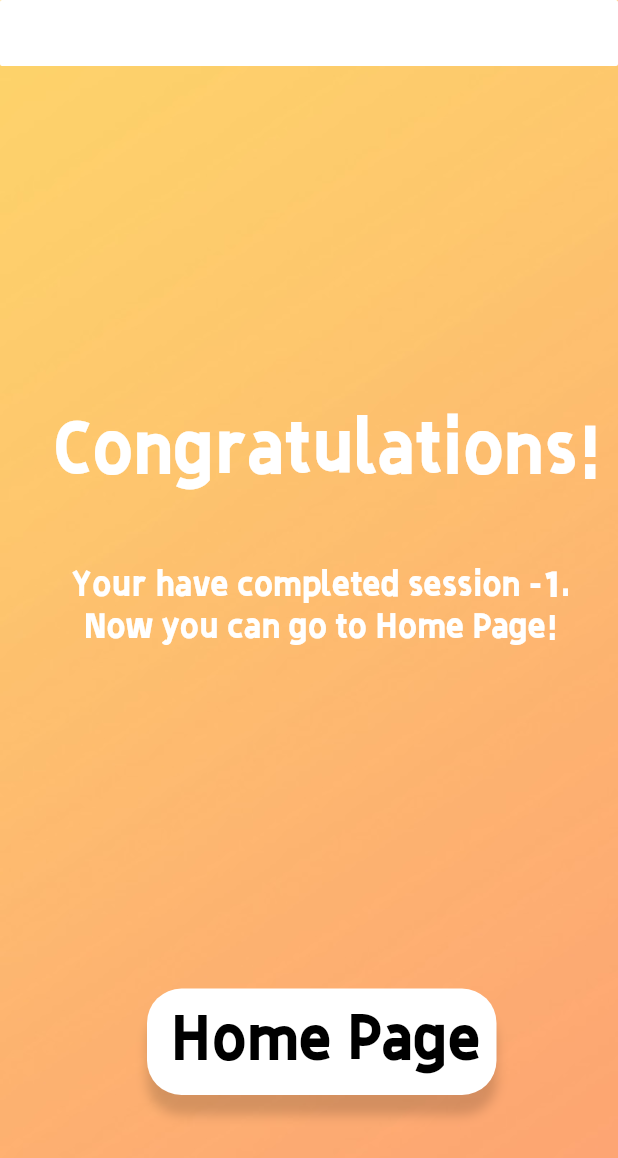
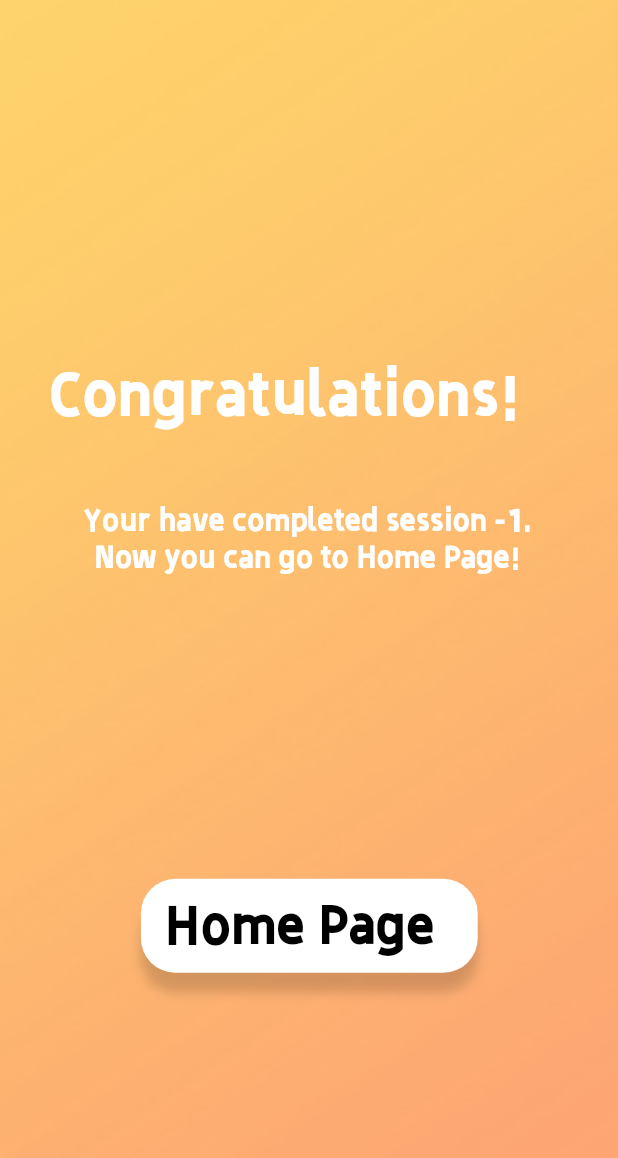
Before and after one commit to 12138mICHAEL1111/AID, a Flutter app: the Sessionfinishedpage screen opened directly with empty values, on a phone screen of 412 x 824 dp. Shown: the top 1158 px of the screen. Run offline on Flutter 3.47's test engine with Material 2 defaults, Android fonts, the phone set to English and light mode, and no system bars; our stand-ins replace date_format, dio, flutter_local_notifications, flutter_svg, fluttertoast, shared_preferences; missing offline and left inert: adobe_xd, flutter_screen_adapter; accounts and stored records are empty; Roboto replaces fonts that are missing (SFProText-Semibold).

Commit message:
Make session finished page adaptive

```diff
--- a/flutter_project/lib/pages/Sessionfinishedpage.dart
+++ b/flutter_project/lib/pages/Sessionfinishedpage.dart
@@ -22,8 +22,8 @@
         children: <Widget>[
           // Adobe XD layer: 'WechatIMG1201' (shape)
           Container(
-            width: 428.0,
-            height: 926.0,
+            width: MediaQuery.of(context).size.width,
+            height: MediaQuery.of(context).size.height,
             decoration: BoxDecoration(
               image: DecorationImage(
                 image: const AssetImage('assets/images/background.jpg'),
@@ -32,26 +32,30 @@
             ),
           ),
           Transform.translate(
-            offset: Offset(36.0, 271.0),
+            // offset: Offset(36.0, 271.0),
+            offset: Offset(MediaQuery.of(context).size.width * 0.08,
+                MediaQuery.of(context).size.height * 0.29),
             child: Text(
               'Congratulations!',
               style: TextStyle(
                 fontFamily: 'ZiZhiQuXiMaiTi',
-                fontSize: 47,
+                fontSize: MediaQuery.of(context).size.height * 0.049,
                 color: const Color(0xffffffff),
               ),
               textAlign: TextAlign.left,
             ),
           ),
           Transform.translate(
-            offset: Offset(31.4, 376.0),
+            // offset: Offset(31.4, 376.0),
+            offset: Offset(MediaQuery.of(context).size.width * 0.073,
+                MediaQuery.of(context).size.height * 0.407),
             child: SizedBox(
-              width: 365.0,
+              width: MediaQuery.of(context).size.width * 0.849,
               child: Text(
                 'Your have completed session ${widget.sessionNumber -1}. \nNow you can go to Home Page!',
                 style: TextStyle(
                   fontFamily: 'ZiZhiQuXiMaiTi',
-                  fontSize: 22,
+                  fontSize: MediaQuery.of(context).size.height * 0.024,
                   color: const Color(0xffffffff),
                 ),
                 textAlign: TextAlign.center,
@@ -59,7 +63,9 @@
             ),
           ),
           Transform.translate(
-            offset: Offset(98.0, 659.0),
+            // offset: Offset(98.0, 659.0),
+            offset: Offset(MediaQuery.of(context).size.width * 0.228,
+                MediaQuery.of(context).size.height * 0.711),
             // child: PageLink(
             //   links: [
             //     PageLinkInfo(
@@ -70,8 +76,10 @@
             //     ),
             //   ],
             child: Container(
-              width: 233.0,
-              height: 71.0,
+              // width: 233.0,
+              // height: 71.0,
+              width: MediaQuery.of(context).size.width * 0.545,
+              height: MediaQuery.of(context).size.height * 0.076,
               decoration: BoxDecoration(
                 borderRadius: BorderRadius.circular(23.0),
                 color: const Color(0xffffffff),
@@ -87,13 +95,15 @@
           ),
 
           Transform.translate(
-            offset: Offset(97.4, 669.0),
+            // offset: Offset(97.4, 669.0),
+            offset: Offset(MediaQuery.of(context).size.width * 0.227,
+                MediaQuery.of(context).size.height * 0.722),
             child: FlatButton(
                 child: Text(
                   'Home Page',
                   style: TextStyle(
                     fontFamily: 'ZiZhiQuXiMaiTi',
-                    fontSize: 40,
+                    fontSize: MediaQuery.of(context).size.height * 0.0423,
                     color: Colors.black,
                   ),
                   textAlign: TextAlign.center,
@@ -110,214 +120,214 @@
           ),
 
           // Adobe XD layer: 'Status Bars - iPhon…' (group)
-          SizedBox(
-            width: 428.0,
-            height: 44.0,
-            child: Stack(
-              children: <Widget>[
-                Pinned.fromSize(
-                  bounds: Rect.fromLTWH(0.0, 0.0, 428.0, 44.0),
-                  size: Size(428.0, 44.0),
-                  pinLeft: true,
-                  pinRight: true,
-                  pinTop: true,
-                  pinBottom: true,
-                  child:
-                      // Adobe XD layer: 'Status Bar' (group)
-                      Stack(
-                    children: <Widget>[
-                      Pinned.fromSize(
-                        bounds: Rect.fromLTWH(0.5, 0.0, 427.5, 44.0),
-                        size: Size(428.0, 44.0),
-                        pinLeft: true,
-                        pinRight: true,
-                        pinTop: true,
-                        pinBottom: true,
-                        child:
-                            // Adobe XD layer: 'BG' (shape)
-                            Container(),
-                      ),
-                      Pinned.fromSize(
-                        bounds: Rect.fromLTWH(0.0, 0.0, 428.0, 44.0),
-                        size: Size(428.0, 44.0),
-                        pinLeft: true,
-                        pinRight: true,
-                        pinTop: true,
-                        pinBottom: true,
-                        child:
-                            // Adobe XD layer: 'Status Bar' (group)
-                            Stack(
-                          children: <Widget>[
-                            Pinned.fromSize(
-                              bounds: Rect.fromLTWH(0.0, 0.0, 428.0, 44.0),
-                              size: Size(428.0, 44.0),
-                              pinLeft: true,
-                              pinRight: true,
-                              pinTop: true,
-                              pinBottom: true,
-                              child:
-                                  // Adobe XD layer: 'Bars/Status Bars/iP…' (shape)
-                                  Container(),
-                            ),
-                            Pinned.fromSize(
-                              bounds: Rect.fromLTWH(388.8, 17.3, 24.3, 11.3),
-                              size: Size(428.0, 44.0),
-                              pinRight: true,
-                              fixedWidth: true,
-                              fixedHeight: true,
-                              child:
-                                  // Adobe XD layer: 'Battery' (group)
-                                  Stack(
-                                children: <Widget>[
-                                  Pinned.fromSize(
-                                    bounds: Rect.fromLTWH(0.0, 0.0, 22.0, 11.3),
-                                    size: Size(24.3, 11.3),
-                                    pinLeft: true,
-                                    pinRight: true,
-                                    pinTop: true,
-                                    pinBottom: true,
-                                    child:
-                                        // Adobe XD layer: 'Border' (shape)
-                                        Container(
-                                      decoration: BoxDecoration(
-                                        borderRadius:
-                                            BorderRadius.circular(2.67),
-                                        border: Border.all(
-                                            width: 1.0,
-                                            color: const Color(0x59ffffff)),
-                                      ),
-                                    ),
-                                  ),
-                                  Pinned.fromSize(
-                                    bounds: Rect.fromLTWH(23.0, 3.7, 1.3, 4.0),
-                                    size: Size(24.3, 11.3),
-                                    pinRight: true,
-                                    fixedWidth: true,
-                                    fixedHeight: true,
-                                    child:
-                                        // Adobe XD layer: 'Cap' (shape)
-                                        SvgPicture.string(
-                                      _svg_5e5um9,
-                                      allowDrawingOutsideViewBox: true,
-                                      fit: BoxFit.fill,
-                                    ),
-                                  ),
-                                  Pinned.fromSize(
-                                    bounds: Rect.fromLTWH(2.0, 2.0, 18.0, 7.3),
-                                    size: Size(24.3, 11.3),
-                                    pinLeft: true,
-                                    pinTop: true,
-                                    pinBottom: true,
-                                    fixedWidth: true,
-                                    child:
-                                        // Adobe XD layer: 'Capacity' (shape)
-                                        Container(
-                                      decoration: BoxDecoration(
-                                        borderRadius:
-                                            BorderRadius.circular(1.33),
-                                        color: const Color(0xffffffff),
-                                      ),
-                                    ),
-                                  ),
-                                ],
-                              ),
-                            ),
-                            Pinned.fromSize(
-                              bounds: Rect.fromLTWH(368.5, 17.3, 15.3, 11.0),
-                              size: Size(428.0, 44.0),
-                              pinRight: true,
-                              fixedWidth: true,
-                              fixedHeight: true,
-                              child:
-                                  // Adobe XD layer: 'Wifi' (shape)
-                                  SvgPicture.string(
-                                _svg_ya1094,
-                                allowDrawingOutsideViewBox: true,
-                                fit: BoxFit.fill,
-                              ),
-                            ),
-                            Pinned.fromSize(
-                              bounds: Rect.fromLTWH(337.1, 17.7, 17.0, 10.7),
-                              size: Size(428.0, 44.0),
-                              fixedWidth: true,
-                              fixedHeight: true,
-                              child:
-                                  // Adobe XD layer: 'Cellular Connection' (shape)
-                                  SvgPicture.string(
-                                _svg_gbmjcf,
-                                allowDrawingOutsideViewBox: true,
-                                fit: BoxFit.fill,
-                              ),
-                            ),
-                            Pinned.fromSize(
-                              bounds: Rect.fromLTWH(21.5, 13.0, 54.0, 21.0),
-                              size: Size(428.0, 44.0),
-                              pinLeft: true,
-                              fixedWidth: true,
-                              fixedHeight: true,
-                              child:
-                                  // Adobe XD layer: 'Time Style' (group)
-                                  Stack(
-                                children: <Widget>[
-                                  Pinned.fromSize(
-                                    bounds: Rect.fromLTWH(0.0, 0.0, 54.0, 21.0),
-                                    size: Size(54.0, 21.0),
-                                    pinLeft: true,
-                                    pinRight: true,
-                                    pinTop: true,
-                                    pinBottom: true,
-                                    child:
-                                        // Adobe XD layer: 'Time - Dark' (group)
-                                        Stack(
-                                      children: <Widget>[
-                                        Pinned.fromSize(
-                                          bounds: Rect.fromLTWH(
-                                              0.0, 0.0, 54.0, 21.0),
-                                          size: Size(54.0, 21.0),
-                                          pinLeft: true,
-                                          pinRight: true,
-                                          pinTop: true,
-                                          pinBottom: true,
-                                          child:
-                                              // Adobe XD layer: 'Time - Light backgr…' (shape)
-                                              Container(),
-                                        ),
-                                        Pinned.fromSize(
-                                          bounds: Rect.fromLTWH(
-                                              0.0, 2.0, 54.0, 18.0),
-                                          size: Size(54.0, 21.0),
-                                          pinLeft: true,
-                                          pinRight: true,
-                                          pinTop: true,
-                                          pinBottom: true,
-                                          child:
-                                              // Adobe XD layer: 'Time' (text)
-                                              Text(
-                                            '9:41',
-                                            style: TextStyle(
-                                              fontFamily: 'SFProText-Semibold',
-                                              fontSize: 15,
-                                              color: const Color(0xffffffff),
-                                              letterSpacing: -0.3,
-                                            ),
-                                            textAlign: TextAlign.center,
-                                          ),
-                                        ),
-                                      ],
-                                    ),
-                                  ),
-                                ],
-                              ),
-                            ),
-                          ],
-                        ),
-                      ),
-                    ],
-                  ),
-                ),
-              ],
-            ),
-          ),
+          // SizedBox(
+          //   width: 428.0,
+          //   height: 44.0,
+          //   child: Stack(
+          //     children: <Widget>[
+          //       Pinned.fromSize(
+          //         bounds: Rect.fromLTWH(0.0, 0.0, 428.0, 44.0),
+          //         size: Size(428.0, 44.0),
+          //         pinLeft: true,
+          //         pinRight: true,
+          //         pinTop: true,
+          //         pinBottom: true,
+          //         child:
+          //             // Adobe XD layer: 'Status Bar' (group)
+          //             Stack(
+          //           children: <Widget>[
+          //             Pinned.fromSize(
+          //               bounds: Rect.fromLTWH(0.5, 0.0, 427.5, 44.0),
+          //               size: Size(428.0, 44.0),
+          //               pinLeft: true,
+          //               pinRight: true,
+          //               pinTop: true,
+          //               pinBottom: true,
+          //               child:
+          //                   // Adobe XD layer: 'BG' (shape)
+          //                   Container(),
+          //             ),
+          //             Pinned.fromSize(
+          //               bounds: Rect.fromLTWH(0.0, 0.0, 428.0, 44.0),
+          //               size: Size(428.0, 44.0),
+          //               pinLeft: true,
+          //               pinRight: true,
+          //               pinTop: true,
+          //               pinBottom: true,
+          //               child:
+          //                   // Adobe XD layer: 'Status Bar' (group)
+          //                   Stack(
+          //                 children: <Widget>[
+          //                   Pinned.fromSize(
+          //                     bounds: Rect.fromLTWH(0.0, 0.0, 428.0, 44.0),
+          //                     size: Size(428.0, 44.0),
+          //                     pinLeft: true,
+          //                     pinRight: true,
+          //                     pinTop: true,
+          //                     pinBottom: true,
+          //                     child:
+          //                         // Adobe XD layer: 'Bars/Status Bars/iP…' (shape)
+          //                         Container(),
+          //                   ),
+          //                   Pinned.fromSize(
+          //                     bounds: Rect.fromLTWH(388.8, 17.3, 24.3, 11.3),
+          //                     size: Size(428.0, 44.0),
+          //                     pinRight: true,
+          //                     fixedWidth: true,
+          //                     fixedHeight: true,
+          //                     child:
+          //                         // Adobe XD layer: 'Battery' (group)
+          //                         Stack(
+          //                       children: <Widget>[
+          //                         Pinned.fromSize(
+          //                           bounds: Rect.fromLTWH(0.0, 0.0, 22.0, 11.3),
+          //                           size: Size(24.3, 11.3),
+          //                           pinLeft: true,
+          //                           pinRight: true,
+          //                           pinTop: true,
+          //                           pinBottom: true,
+          //                           child:
+          //                               // Adobe XD layer: 'Border' (shape)
+          //                               Container(
+          //                             decoration: BoxDecoration(
+          //                               borderRadius:
+          //                                   BorderRadius.circular(2.67),
+          //                               border: Border.all(
+          //                                   width: 1.0,
+          //                                   color: const Color(0x59ffffff)),
+          //                             ),
+          //                           ),
+          //                         ),
+          //                         Pinned.fromSize(
+          //                           bounds: Rect.fromLTWH(23.0, 3.7, 1.3, 4.0),
+          //                           size: Size(24.3, 11.3),
+          //                           pinRight: true,
+          //                           fixedWidth: true,
+          //                           fixedHeight: true,
+          //                           child:
+          //                               // Adobe XD layer: 'Cap' (shape)
+          //                               SvgPicture.string(
+          //                             _svg_5e5um9,
+          //                             allowDrawingOutsideViewBox: true,
+          //                             fit: BoxFit.fill,
+          //                           ),
+          //                         ),
+          //                         Pinned.fromSize(
+          //                           bounds: Rect.fromLTWH(2.0, 2.0, 18.0, 7.3),
+          //                           size: Size(24.3, 11.3),
+          //                           pinLeft: true,
+          //                           pinTop: true,
+          //                           pinBottom: true,
+          //                           fixedWidth: true,
+          //                           child:
+          //                               // Adobe XD layer: 'Capacity' (shape)
+          //                               Container(
+          //                             decoration: BoxDecoration(
+          //                               borderRadius:
+          //                                   BorderRadius.circular(1.33),
+          //                               color: const Color(0xffffffff),
+          //                             ),
+          //                           ),
+          //                         ),
+          //                       ],
+          //                     ),
+          //                   ),
+          //                   Pinned.fromSize(
+          //                     bounds: Rect.fromLTWH(368.5, 17.3, 15.3, 11.0),
+          //                     size: Size(428.0, 44.0),
+          //                     pinRight: true,
+          //                     fixedWidth: true,
+          //                     fixedHeight: true,
+          //                     child:
+          //                         // Adobe XD layer: 'Wifi' (shape)
+          //                         SvgPicture.string(
+          //                       _svg_ya1094,
+          //                       allowDrawingOutsideViewBox: true,
+          //                       fit: BoxFit.fill,
+          //                     ),
+          //                   ),
+          //                   Pinned.fromSize(
+          //                     bounds: Rect.fromLTWH(337.1, 17.7, 17.0, 10.7),
+          //                     size: Size(428.0, 44.0),
+          //                     fixedWidth: true,
+          //                     fixedHeight: true,
+          //                     child:
+          //                         // Adobe XD layer: 'Cellular Connection' (shape)
+          //                         SvgPicture.string(
+          //                       _svg_gbmjcf,
+          //                       allowDrawingOutsideViewBox: true,
+          //                       fit: BoxFit.fill,
+          //                     ),
+          //                   ),
+          //                   Pinned.fromSize(
+          //                     bounds: Rect.fromLTWH(21.5, 13.0, 54.0, 21.0),
+          //                     size: Size(428.0, 44.0),
+          //                     pinLeft: true,
+          //                     fixedWidth: true,
+          //                     fixedHeight: true,
+          //                     child:
+          //                         // Adobe XD layer: 'Time Style' (group)
+          //                         Stack(
+          //                       children: <Widget>[
+          //                         Pinned.fromSize(
+          //                           bounds: Rect.fromLTWH(0.0, 0.0, 54.0, 21.0),
+          //                           size: Size(54.0, 21.0),
+          //                           pinLeft: true,
+          //                           pinRight: true,
+          //                           pinTop: true,
+          //                           pinBottom: true,
+          //                           child:
+          //                               // Adobe XD layer: 'Time - Dark' (group)
+          //                               Stack(
+          //                             children: <Widget>[
+          //                               Pinned.fromSize(
+          //                                 bounds: Rect.fromLTWH(
+          //                                     0.0, 0.0, 54.0, 21.0),
+          //                                 size: Size(54.0, 21.0),
+          //                                 pinLeft: true,
+          //                                 pinRight: true,
+          //                                 pinTop: true,
+          //                                 pinBottom: true,
+          //                                 child:
+          //                                     // Adobe XD layer: 'Time - Light backgr…' (shape)
+          //                                     Container(),
+          //                               ),
+          //                               Pinned.fromSize(
+          //                                 bounds: Rect.fromLTWH(
+          //                                     0.0, 2.0, 54.0, 18.0),
+          //                                 size: Size(54.0, 21.0),
+          //                                 pinLeft: true,
+          //                                 pinRight: true,
+          //                                 pinTop: true,
+          //                                 pinBottom: true,
+          //                                 child:
+          //                                     // Adobe XD layer: 'Time' (text)
+          //                                     Text(
+          //                                   '9:41',
+          //                                   style: TextStyle(
+          //                                     fontFamily: 'SFProText-Semibold',
+          //                                     fontSize: 15,
+          //                                     color: const Color(0xffffffff),
+          //                                     letterSpacing: -0.3,
+          //                                   ),
+          //                                   textAlign: TextAlign.center,
+          //                                 ),
+          //                               ),
+          //                             ],
+          //                           ),
+          //                         ),
+          //                       ],
+          //                     ),
+          //                   ),
+          //                 ],
+          //               ),
+          //             ),
+          //           ],
+          //         ),
+          //       ),
+          //     ],
+          //   ),
+          // ),
         ],
       ),
     );
```
